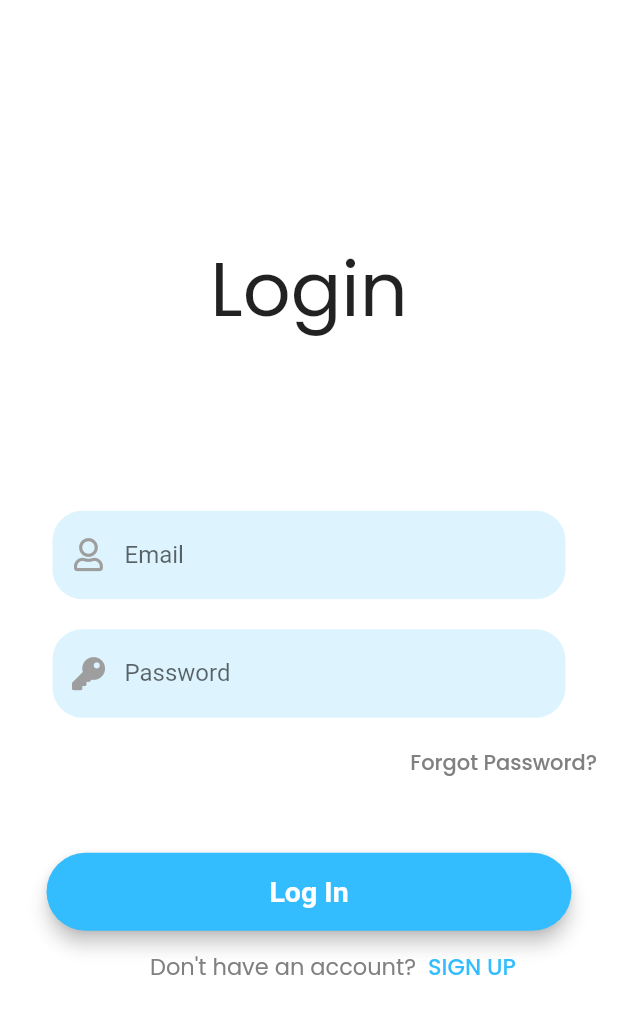
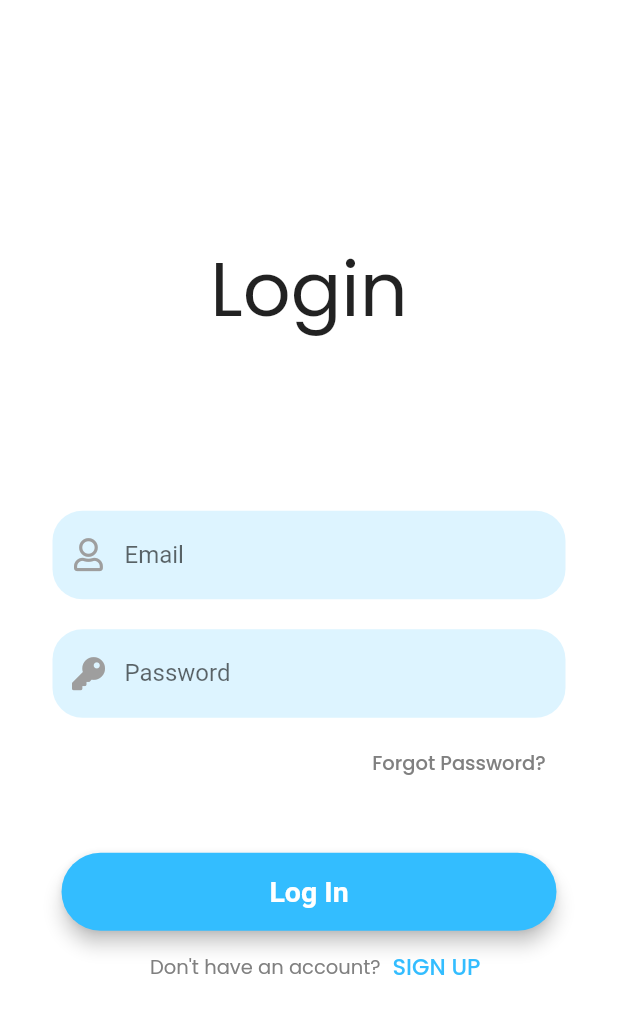
Before and after one commit to saraNersisian/Wonder_Mobile_Application, a Flutter app: the screen it shows after launch, after a tap on "Sign In", on a phone screen of 412 x 824 dp. Shown: the top 1014 px of the screen. Run offline on Flutter 3.47's test engine with Material 2 defaults, Android fonts, the phone set to English and light mode, and no system bars; our stand-ins replace file_picker, firebase_auth, firebase_database, flutter_chat_types, flutter_chat_ui, font_awesome_flutter and 5 more; missing offline and left inert: flutter_awesome_alert_box; accounts and stored records are empty; network calls fail; Roboto replaces fonts that are missing (ariel).

Commit message:
Updated UI slightly

```diff
--- a/lib/Screens/Login/login_screen.dart
+++ b/lib/Screens/Login/login_screen.dart
@@ -33,7 +33,7 @@ class _LoginScreenState extends State<LoginScreen> {
       color: Color(0xff33BDFF),
       child: MaterialButton(
         //minWidth: MediaQuery.of(context).size.width,
-        minWidth: 350,
+        minWidth: 330,
         padding: EdgeInsets.fromLTRB(20.0, 15.0, 20.0, 15.0),
         onPressed: () {
           FirebaseAuth.instance.signInWithEmailAndPassword(
@@ -175,10 +175,10 @@ class _LoginScreenState extends State<LoginScreen> {
                     ),
 
                     Container(
-                      //margin: EdgeInsets.only(right:100.0) ,
-                      width: 400.0,
+                      margin: EdgeInsets.only(left:200.0) ,
+                      width: 200.0,
                       height: 40.0,
-                    alignment: Alignment.centerRight,
+                    //alignment: Alignment.centerRight,
                     child:
                       TextButton(
 
@@ -193,7 +193,7 @@ class _LoginScreenState extends State<LoginScreen> {
                           style: TextStyle(
                             color: Color(0xff808080),
                             fontFamily: 'Poppins',
-                            fontSize: 14,
+                            fontSize: 13,
                             //fontFamily: 'Poppins',
                           ),
                         ),
@@ -218,7 +218,7 @@ class _LoginScreenState extends State<LoginScreen> {
                       "Don't have an account?",
                       // textAlign: TextAlign.left,
                       style: TextStyle(
-                        fontSize: 15,
+                        fontSize: 13,
                         color: Color(0xff808080),
                         fontFamily: 'Poppins',
                       ),
--- a/lib/Screens/Welcome/welcome_screen.dart
+++ b/lib/Screens/Welcome/welcome_screen.dart
@@ -40,12 +40,6 @@ class _WelcomeScreenState extends State<WelcomeScreen> {
 
   @override
   Widget build(BuildContext context) {
-    //SizeConfig().init(context); //for the screen sizing
-
-    // child: Container(
-    //   height: SizeConfig.safeBlockVertical * 25,
-    //   width: SizeConfig.safeBlockHorizontal * 55,
-    // );
 
     final loginButton = Material (
       elevation: 5.0,
@@ -53,7 +47,7 @@ class _WelcomeScreenState extends State<WelcomeScreen> {
       color: Color(0xff33BDFF),
       child: MaterialButton(
         //minWidth: MediaQuery.of(context).size.width,
-        minWidth: 350,
+        minWidth: 330,
         padding: EdgeInsets.fromLTRB(15.0, 15.0, 15.0, 15.0),
         onPressed: () {
           Navigator.push(
@@ -73,7 +67,7 @@ class _WelcomeScreenState extends State<WelcomeScreen> {
       //color: Color(0xff01A0C7),
       color: Color(0xff33BDFF),
       child: MaterialButton(
-        minWidth: 350,
+        minWidth: 330,
         padding: EdgeInsets.fromLTRB(15.0, 15.0, 15.0, 15.0),
         onPressed: () {
           Navigator.push(
@@ -96,13 +90,16 @@ class _WelcomeScreenState extends State<WelcomeScreen> {
       child: Row(
        mainAxisAlignment: MainAxisAlignment.spaceEvenly,
         children: [
+
           Column(
             mainAxisAlignment: MainAxisAlignment.center,
             crossAxisAlignment: CrossAxisAlignment.center,
             children: [
+
+              Expanded(child:
               SizedBox(
-                height: 80.0,
-              ),
+                //height: 150.0,
+              ),),
 
              //add the logo here
 
@@ -120,17 +117,25 @@ class _WelcomeScreenState extends State<WelcomeScreen> {
                   fontFamily: 'Poppins',
                 ),
               ),
-              SizedBox(
-                height: 150.0,
+              Expanded(
+                child: SizedBox(),
               ),
-              loginButton, //defined above
+              // SizedBox(
+              //   height: 150.0,
+              // ),
+              loginButton,
+               //defined above
               SizedBox(
                 height: 15.0,
               ),
               SignUpButton,   //defined above
-              SizedBox(
-                height: 15.0,
-              ),
+              // SizedBox(
+              //   height: 15.0,
+              // ),
+              Expanded(
+                child: SizedBox(
+                //height: 150.0,
+              ),),
             ], //column children
           ),
         ], //row children
--- a/pubspec.yaml
+++ b/pubspec.yaml
@@ -15,7 +15,7 @@ publish_to: 'none' # Remove this line if you wish to publish to pub.dev
 # In iOS, build-name is used as CFBundleShortVersionString while build-number used as CFBundleVersion.
 # Read more about iOS versioning at
 # https://developer.apple.com/library/archive/documentation/General/Reference/InfoPlistKeyReference/Articles/CoreFoundationKeys.html
-version: 1.0.0+3
+version: 4.0.0
 
 environment:
   sdk: ">=2.12.0 <3.0.0"
```
Also changed, not shown: lib/Screens/Chat/chat_page.dart (+16 -1 lines), lib/Screens/Forgot Password/forgot_password_screen.dart (+3 -50 lines), lib/Screens/Sign up/signup_screen.dart (+7 -11 lines), lib/Screens/myposts/myposts_screen.dart (+39 -10 lines), 1 other file.
